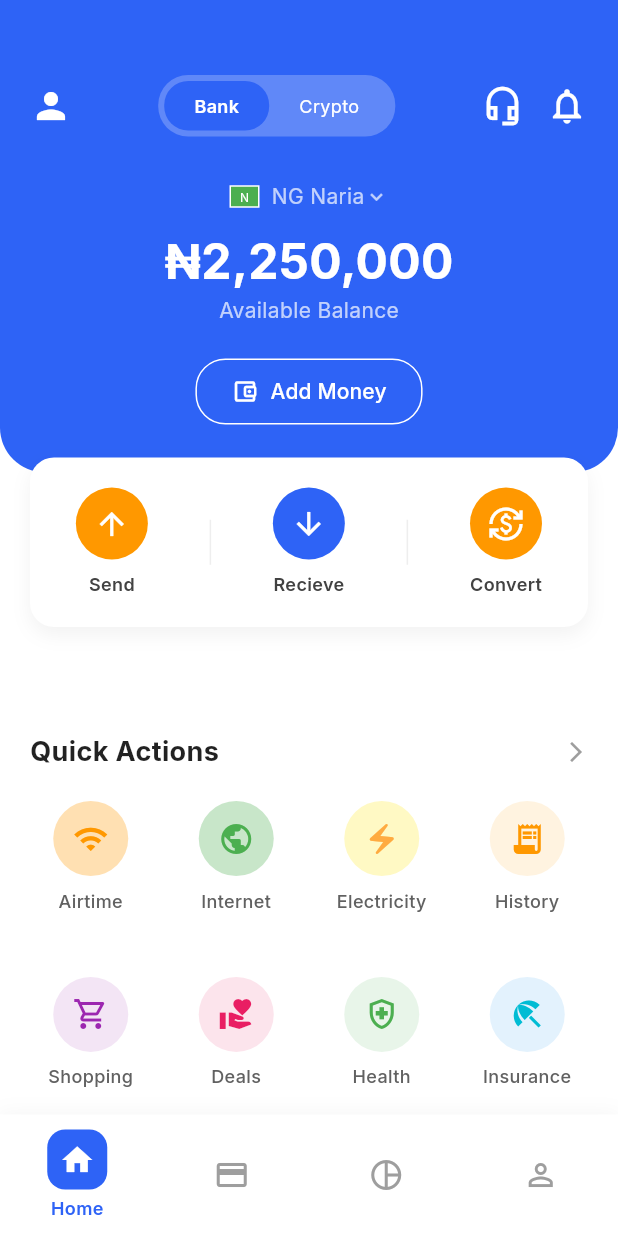
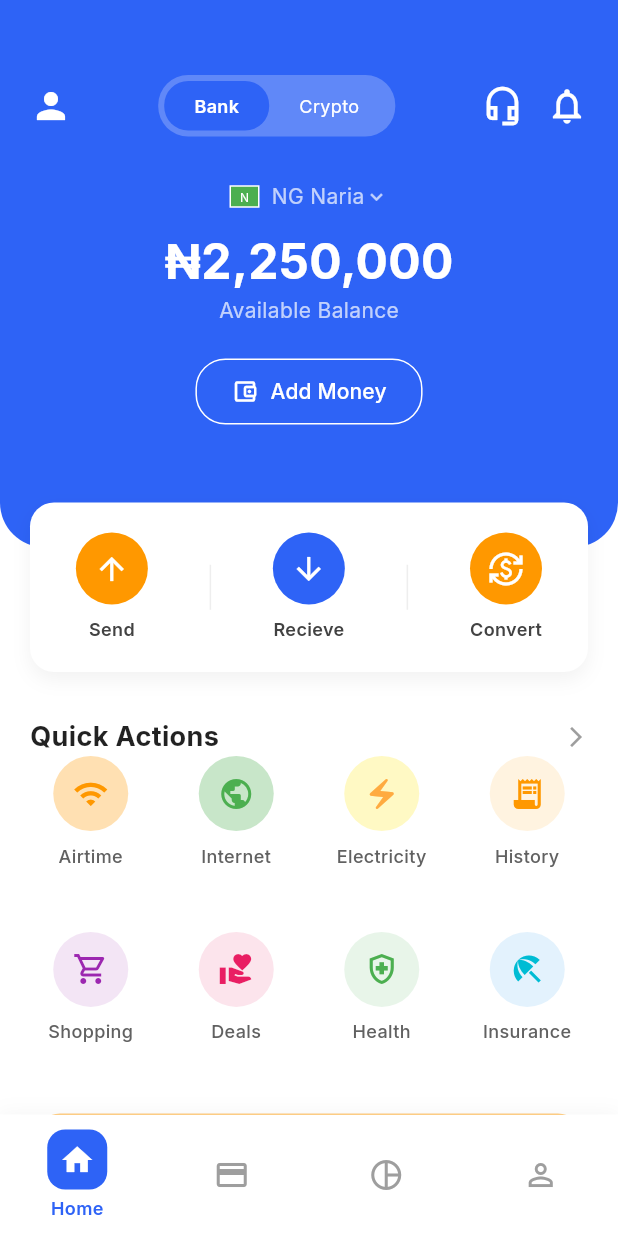
Before and after one commit to Mheek-frosh/rexipaymobile, a Flutter app: the screen it shows after launch, on a phone screen of 412 x 824 dp. Run offline on Flutter 3.47's test engine with Material 3 defaults, Android fonts, the phone set to English and light mode, and no system bars; our stand-ins replace google_fonts.

Commit message:
Changes to be committed: 	modified:   lib/screens/home_screen.dart 	modified:   lib/widgets/home_header.dart 	modified:   lib/widgets/quick_actions.dart

```diff
--- a/lib/screens/home_screen.dart
+++ b/lib/screens/home_screen.dart
@@ -27,13 +27,9 @@ class _HomeScreenState extends State<HomeScreen> {
               clipBehavior: Clip.none,
               children: [const HomeHeader()],
             ),
-            const SizedBox(
-              height: 20,
-            ), // Spacing before ActionButtons
+
             const ActionButtons(),
-            const SizedBox(
-              height: 40,
-            ), // Spacing after ActionButtons
+// Spacing after ActionButtons
             const QuickActions(),
             const ReferralBanner(),
             const SizedBox(height: 20),
--- a/lib/widgets/home_header.dart
+++ b/lib/widgets/home_header.dart
@@ -7,7 +7,7 @@ class HomeHeader extends StatelessWidget {
   @override
   Widget build(BuildContext context) {
     return Container(
-      padding: const EdgeInsets.only(top: 50, left: 20, right: 20, bottom: 30),
+      padding: const EdgeInsets.only(top: 50, left: 20, right: 20, bottom: 80),
       decoration: const BoxDecoration(
         color: Color(0xFF2E63F6), // Main Blue
         borderRadius: BorderRadius.vertical(bottom: Radius.circular(30)),
--- a/lib/widgets/quick_actions.dart
+++ b/lib/widgets/quick_actions.dart
@@ -76,7 +76,7 @@ class QuickActions extends StatelessWidget {
               const Icon(Icons.arrow_forward_ios, size: 16, color: Colors.grey),
             ],
           ),
-          const SizedBox(height: 20),
+
           GridView.builder(
             shrinkWrap: true,
             physics: const NeverScrollableScrollPhysics(),
```
